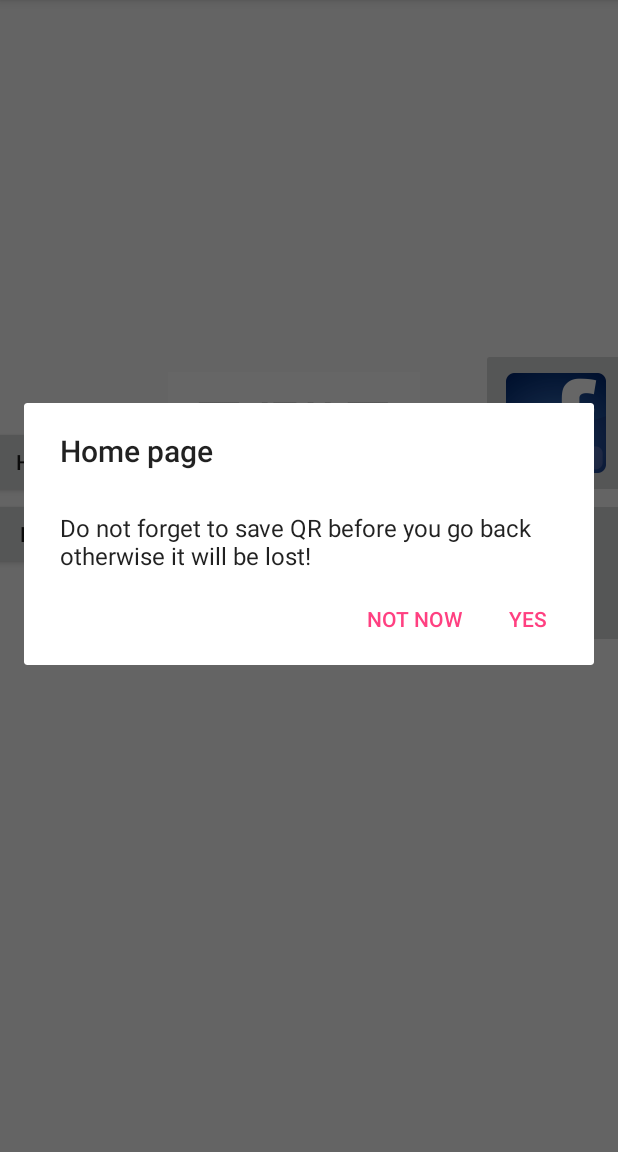
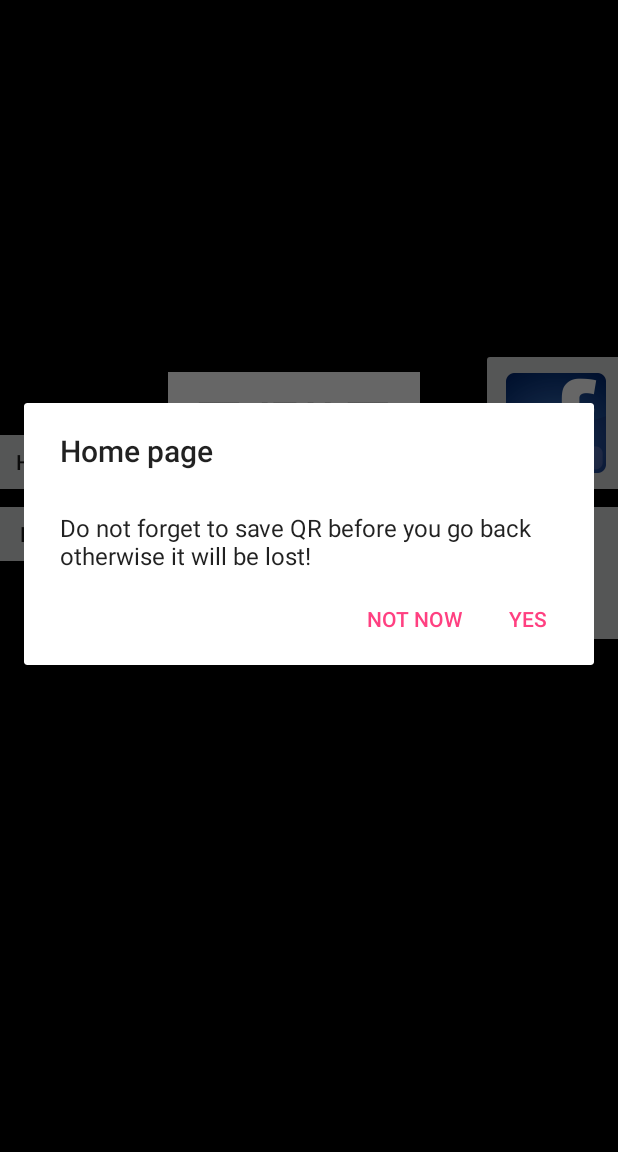
Before and after one commit to cebed/DAT256-TeamProject, an Android app: the QRActivity screen opened directly, with no data from a screen before it, after a tap on "HOME", on a phone screen of 412 x 824 dp, the part 84-1236 px from its top. Run offline under Robolectric (Android 15) with nearby library versions, the phone set to English and light mode, and no system bars; 4 statements that could not run were skipped.

Commit message:
changed background colour

```diff
--- a/app/src/main/java/com/semcon/oil/carpoc/Main2Activity.java
+++ b/app/src/main/java/com/semcon/oil/carpoc/Main2Activity.java
@@ -73,7 +73,7 @@ public class Main2Activity extends AppCompatActivity {
                             textView.setText((val - data.getPrice(position) + ""));
                             val -= data.getPrice(position);
 
-                            FileUtils.saveScore(getFilesDir(),val);
+                          FileUtils.saveScore(getFilesDir(),val);
 
                             String stringToPass  = "Product: "+ data.getNames(position);
                             int picturePass = data.getImages(position);
--- a/app/src/main/java/com/semcon/oil/carpoc/QRActivity.java
+++ b/app/src/main/java/com/semcon/oil/carpoc/QRActivity.java
@@ -29,9 +29,9 @@ public class QRActivity extends AppCompatActivity {
         TextView textView = (TextView)findViewById(R.id.boughtitem);
         TextView textView1 = (TextView)findViewById(R.id.datText);
         TextView priceView = (TextView)findViewById(R.id.productPrice);
-        priceView.setTextColor(Color.BLACK);
-        textView1.setTextColor(Color.BLACK);
-        textView.setTextColor(Color.BLACK);
+        priceView.setTextColor(Color.WHITE);
+        textView1.setTextColor(Color.WHITE);
+        textView.setTextColor(Color.WHITE);
 
         ImageView imageView = (ImageView)findViewById(R.id.pic);
         textView.setText(temp);
--- a/app/src/main/res/layout/activity_qr.xml
+++ b/app/src/main/res/layout/activity_qr.xml
@@ -7,6 +7,7 @@
     android:layout_width="match_parent"
     android:layout_height="match_parent"
     android:orientation="vertical"
+    android:background="#000000"
    >
 
 
@@ -24,6 +25,7 @@
         android:padding="16dp"
         android:textStyle="bold"
         android:text="@string/hello_oil"
+        android:textColor="#FFFF"
         android:textSize="30sp" />
 
 
@@ -38,7 +40,7 @@
             android:layout_alignParentStart="true"
             android:layout_alignParentTop="true"
             android:layout_marginStart="800dp"
-            android:textColor="@color/colorPrimaryDark"
+            android:textColor="#FFFF"
             android:padding="16dp"
             android:textSize="28sp"
             android:gravity="center"
@@ -66,6 +68,7 @@
             android:textSize="30sp"
             android:gravity="center"
             android:textStyle="bold"
+            android:textColor="#FFFF"
             android:text="TextView" />
     </RelativeLayout>
 
```
